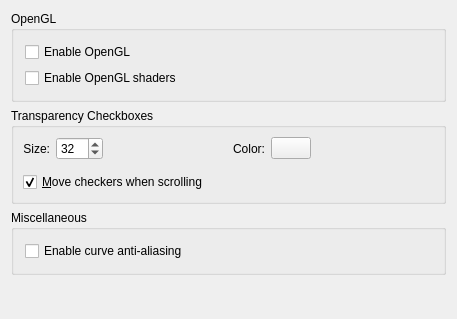
Before: the Qt Designer form krita/ui/forms/wdgdisplaysettings.ui in KDE/krita, drawn with Qt 5.
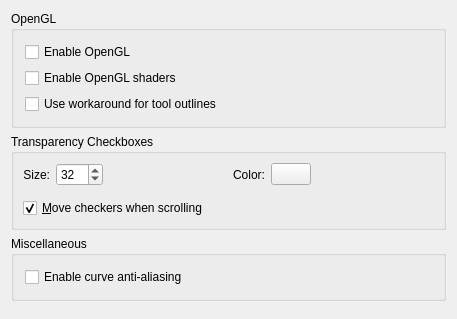
After: the same form once the commit is applied. Custom widgets are drawn as their Qt base class.

The edit to the form file:
```diff
--- a/krita/ui/forms/wdgdisplaysettings.ui
+++ b/krita/ui/forms/wdgdisplaysettings.ui
@@ -34,6 +34,19 @@
         </property>
        </widget>
       </item>
+      <item>
+       <widget class="QCheckBox" name="cbUseOpenGLToolOutlineWorkaround">
+        <property name="toolTip">
+         <string>This enables a workaround for a bug in Qt. 
+If you experience problems while creating a selection, 
+a shape or with the brush outline, 
+then you can try to enable this.</string>
+        </property>
+        <property name="text">
+         <string>Use workaround for tool outlines</string>
+        </property>
+       </widget>
+      </item>
      </layout>
     </widget>
    </item>
```
